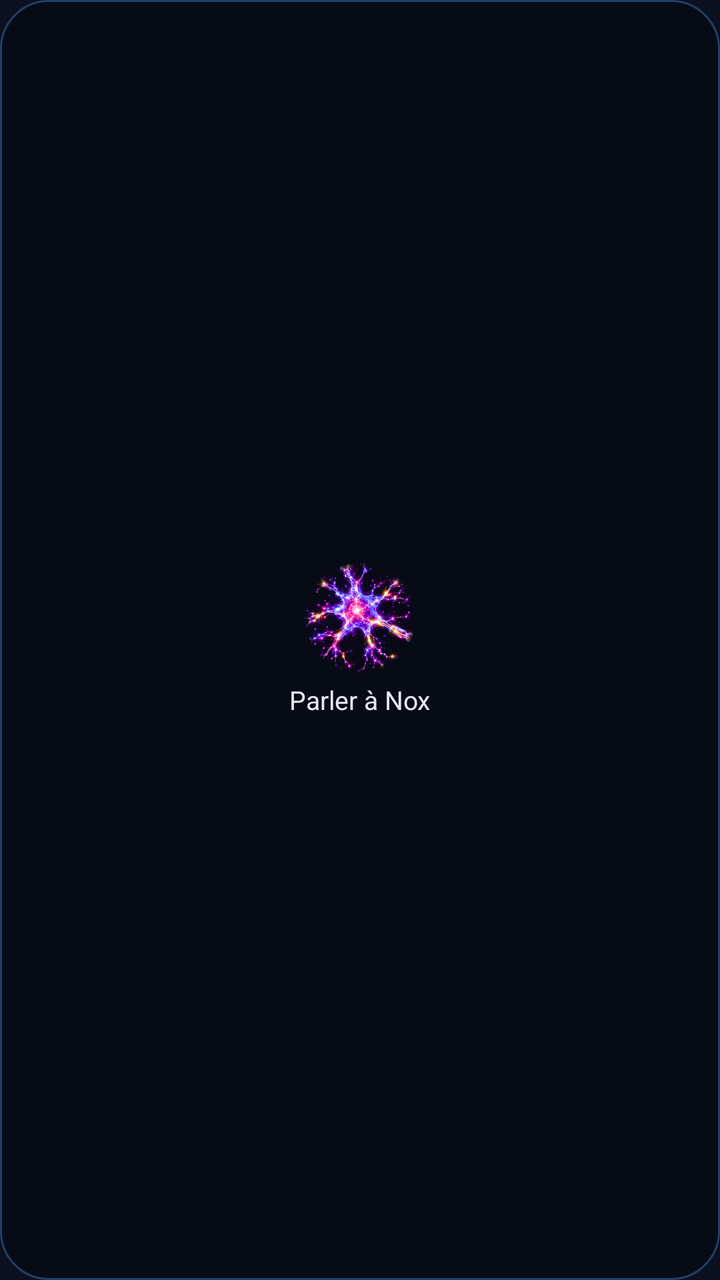
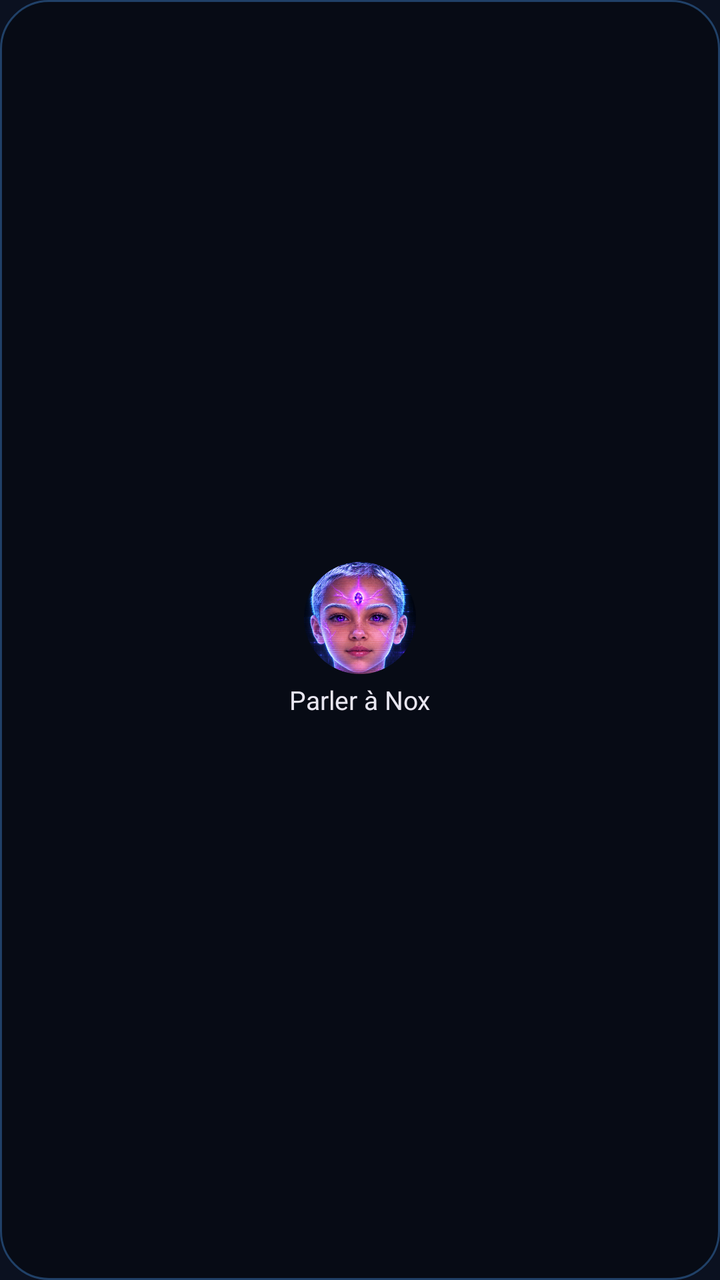

Before-and-after screenshots of an Android layout around one commit, followed by the original layout XML and the change that was made.
<!-- AndroidManifest.xml: application theme Theme.Nox -->
<!-- res/layout/widget_nox.xml -->
<?xml version="1.0" encoding="utf-8"?>
<LinearLayout xmlns:android="http://schemas.android.com/apk/res/android"
    android:id="@+id/widget_root"
    android:layout_width="match_parent"
    android:layout_height="match_parent"
    android:background="@drawable/widget_bg"
    android:gravity="center"
    android:orientation="vertical"
    android:padding="8dp">

    <ImageView
        android:layout_width="56dp"
        android:layout_height="56dp"
        android:contentDescription="@string/widget_label"
        android:src="@drawable/neurone" />

    <TextView
        android:layout_width="wrap_content"
        android:layout_height="wrap_content"
        android:layout_marginTop="4dp"
        android:text="@string/widget_label"
        android:textColor="#FFE8E6F0"
        android:textSize="13sp" />
</LinearLayout>
<!-- resources referenced by this layout -->
<resources>
  <!-- drawable neurone: png bitmap (drawable-hdpi, 62793 bytes) -->
  <!-- drawable widget_bg (drawable) -->
  <?xml version="1.0" encoding="utf-8"?>
  <shape xmlns:android="http://schemas.android.com/apk/res/android" android:shape="rectangle">
      <solid android:color="#E6070B14" />
      <corners android:radius="24dp" />
      <stroke android:width="1dp" android:color="#554FA6FF" />
  </shape>
  <string name="widget_label">Parler à Nox</string>
  <style name="Theme.Nox" parent="@android:style/Theme.Material.NoActionBar">
          <item name="android:windowBackground">@color/nox_bg</item>
          <item name="android:colorAccent">@color/nox_accent</item>
          <item name="android:colorPrimary">@color/nox_bg</item>
          <item name="android:navigationBarColor">@color/nox_bg</item>
          <item name="android:statusBarColor">@color/nox_bg</item>
          <item name="android:windowLightStatusBar">false</item>
      </style>
  <color name="nox_bg">#0B1120</color>
  <color name="nox_accent">#4FA6FF</color>
</resources>

<!-- the commit's change to res/layout/widget_nox.xml (unified diff, before → after) -->
@@ -12,7 +12,7 @@
         android:layout_width="56dp"
         android:layout_height="56dp"
         android:contentDescription="@string/widget_label"
-        android:src="@drawable/neurone" />
+        android:src="@drawable/nox_visage" />
 
     <TextView
         android:layout_width="wrap_content"
<!-- resource entries referenced after the edit -->
@@ -1,6 +1,6 @@
 <!-- resources referenced by this layout -->
 <resources>
-  <!-- drawable neurone: png bitmap (drawable-hdpi, 62793 bytes) -->
+  <!-- drawable nox_visage: png bitmap (drawable-hdpi, 62340 bytes) -->
   <!-- drawable widget_bg (drawable) -->
   <?xml version="1.0" encoding="utf-8"?>
   <shape xmlns:android="http://schemas.android.com/apk/res/android" android:shape="rectangle">
